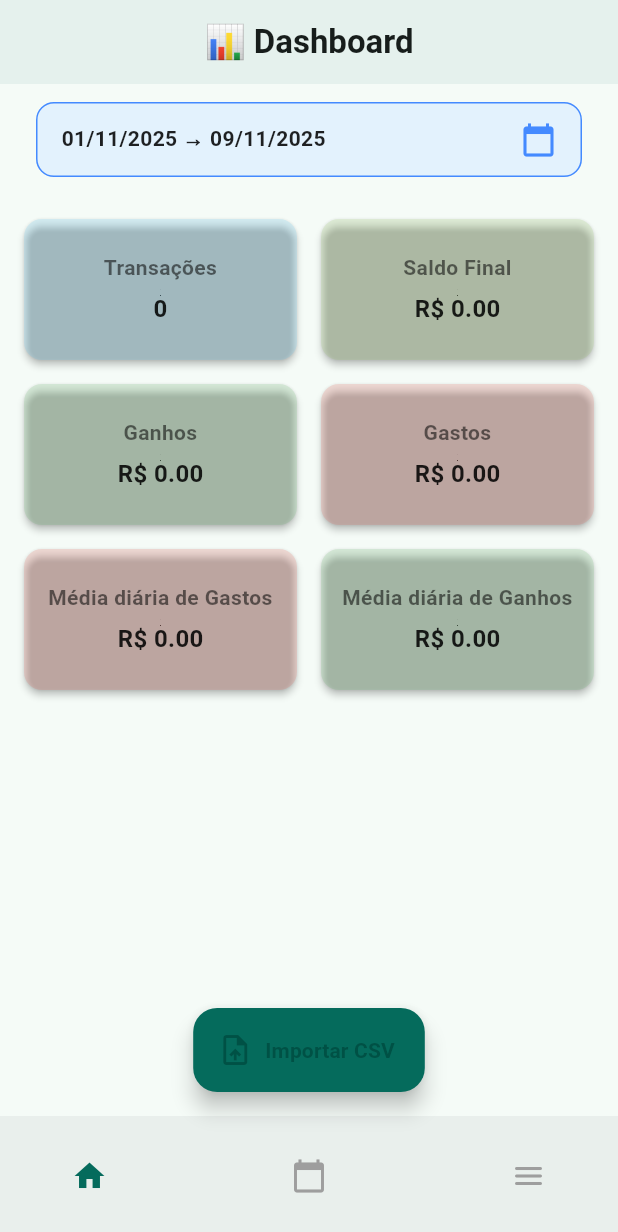
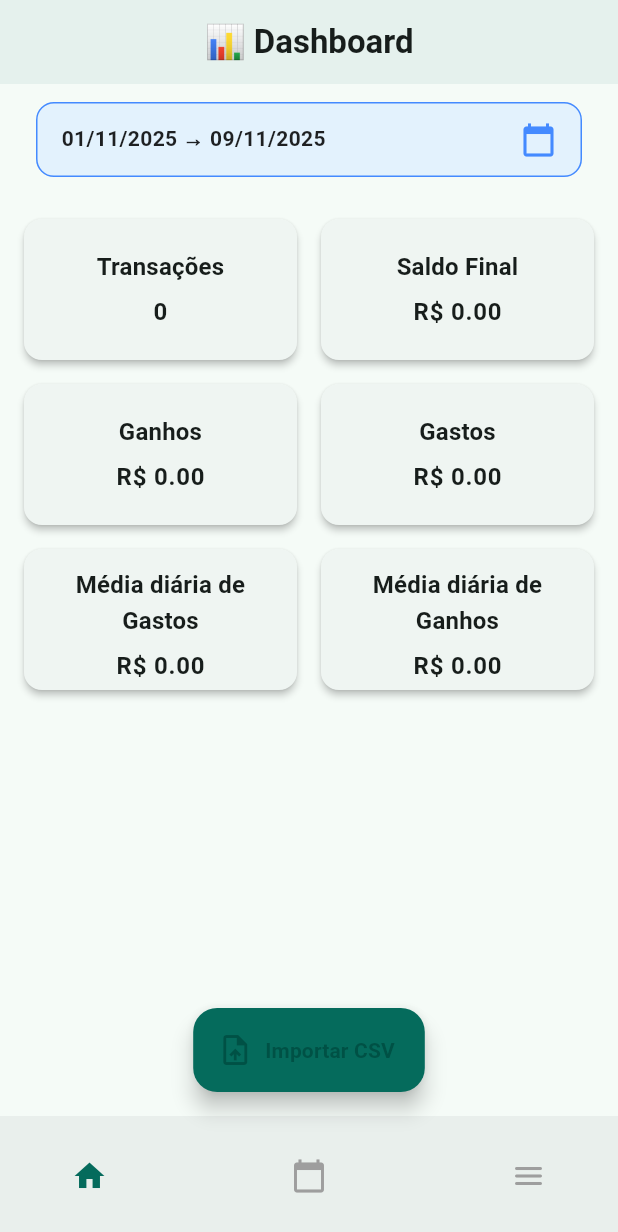
Before and after one commit to TheKznDev/easy_finance, a Flutter app: the screen it shows after launch, on a phone screen of 412 x 824 dp. Shown: the top 1232 px of the screen. Run offline on Flutter 3.47's test engine with Material 3 defaults, Android fonts, the phone set to English and light mode, and no system bars; our stand-ins replace csv, file_picker, hive, hive_flutter; accounts and stored records are empty.

Commit message:
UI - Cores neutras Dashboard

```diff
--- a/lib/widgets/dashboard.dart
+++ b/lib/widgets/dashboard.dart
@@ -126,12 +126,12 @@ class _DashboardState extends State<Dashboard> {
               childAspectRatio: 1.8,
               physics: const NeverScrollableScrollPhysics(),
               children: [
-                _buildDashboardCard('Transações', '$transactionCount', Colors.lightBlueAccent),
-                _buildDashboardCard('Saldo Final', 'R\$ ${finalBalance.toStringAsFixed(2)}', Colors.lightGreen),
-                _buildDashboardCard('Ganhos', 'R\$ ${gains.toStringAsFixed(2)}', Colors.green),
-                _buildDashboardCard('Gastos', 'R\$ ${spends.toStringAsFixed(2)}', Colors.red),
-                _buildDashboardCard('Média diária de Gastos', 'R\$ ${avgSpends.toStringAsFixed(2)}', Colors.red),
-                _buildDashboardCard('Média diária de Ganhos', 'R\$ ${avgGains.toStringAsFixed(2)}', Colors.green),
+                _buildDashboardCard('Transações', '$transactionCount'),
+                _buildDashboardCard('Saldo Final', 'R\$ ${finalBalance.toStringAsFixed(2)}'),
+                _buildDashboardCard('Ganhos', 'R\$ ${gains.toStringAsFixed(2)}'),
+                _buildDashboardCard('Gastos', 'R\$ ${spends.toStringAsFixed(2)}'),
+                _buildDashboardCard('Média diária de Gastos', 'R\$ ${avgSpends.toStringAsFixed(2)}'),
+                _buildDashboardCard('Média diária de Ganhos', 'R\$ ${avgGains.toStringAsFixed(2)}'),
               ],
             ),
           ),
@@ -140,31 +140,33 @@ class _DashboardState extends State<Dashboard> {
     );
   }
 
-  Widget _buildDashboardCard(String title, String value, Color color) {
+Widget _buildDashboardCard(String title, String value) {
   return Card(
     elevation: 2,
-      color: color.withAlpha(38),
     margin: const EdgeInsets.all(8),
-      child: Center(
     child: Padding(
-          padding: const EdgeInsets.all(8.0),
+      padding: const EdgeInsets.all(12.0),
       child: Column(
         mainAxisAlignment: MainAxisAlignment.center,
         children: [
-              Text(title,
+          Text(
+            title,
             textAlign: TextAlign.center,
-                  style: const TextStyle(
-                      fontWeight: FontWeight.bold, color: Colors.black54)),
+            style: Theme.of(context).textTheme.titleMedium?.copyWith(
+                  fontWeight: FontWeight.bold,
+                ),
+          ),
           const SizedBox(height: 6),
-              Text(value,
-                  style: const TextStyle(
-                      fontSize: 16,
+          Text(
+            value,
+            style: Theme.of(context).textTheme.bodyLarge?.copyWith(
                   fontWeight: FontWeight.bold,
-                      color: Colors.black87)),
+                ),
+          ),
         ],
-          ),
       ),
     ),
   );
 }
+
 }
```
Lines whose indentation alone changed are shown as unchanged.
